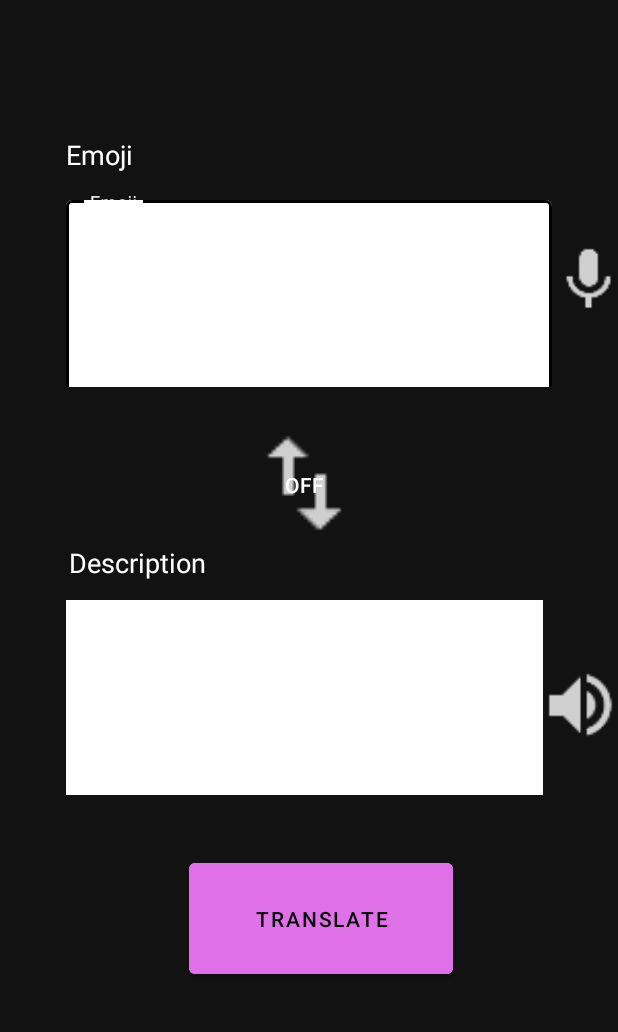
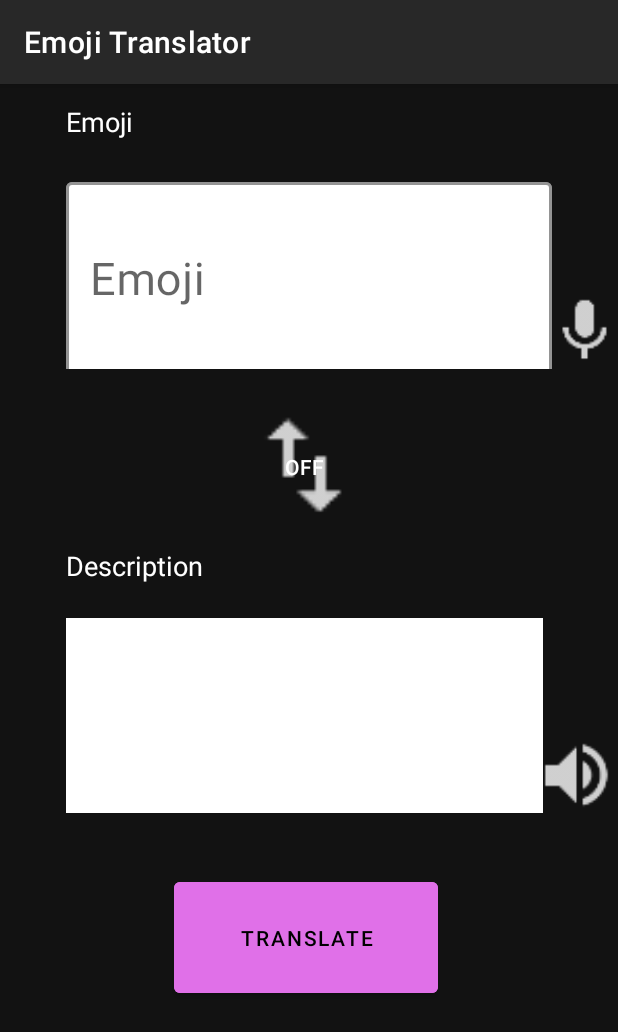
Before and after one commit to nadine193/emoji_translator_android, an Android app: the screen it shows after launch (MainActivity), on a phone screen of 412 x 824 dp. Shown: the top 1032 px of the screen. Run offline under Robolectric (Android 15) with nearby library versions, the phone set to English and light mode, and no system bars.

Commit message:
cleaned up activity_main.xml

```diff
--- a/src/main/java/com/example/emojitranslator/MainActivity.java
+++ b/src/main/java/com/example/emojitranslator/MainActivity.java
@@ -32,6 +32,7 @@ import org.apache.commons.lang3.StringEscapeUtils;
 import java.io.BufferedReader;
 import java.io.IOException;
 import java.io.InputStreamReader;
+import java.lang.reflect.Array;
 import java.net.URL;
 import java.util.ArrayList;
 import java.util.Arrays;
@@ -153,7 +154,7 @@ public class MainActivity extends AppCompatActivity {
             }
         });
 
-        emojiList = (ListView) findViewById(R.id.emojiList);
+        // emojiList = (ListView) findViewById(R.id.emojiList);
 
     }
     @Override
@@ -173,12 +174,12 @@ public class MainActivity extends AppCompatActivity {
 
 
 
-    private class DescriptionTask extends AsyncTask<String, Void, List<String>> {
-        String error;
-        List<String> result;
+    private class DescriptionTask extends AsyncTask<String, Void, String> {
+        String result;
+
 
         @Override
-        protected List<String> doInBackground(String... urls) {
+        protected String doInBackground(String... urls) {
             URL url;
             try {
                 url = new URL(urls[0]);
@@ -190,21 +191,16 @@ public class MainActivity extends AppCompatActivity {
 
                 }
                 bufferedReader.close();
-                // split string into an array
-                String[] stringElements = string.split(",");
-                // add array to temporary list
-                result = Arrays.asList(stringElements);
-
+                result = string;
             } catch (IOException e){
                 e.printStackTrace();
-                error = e.toString();
+                result = e.toString();
             }
             return result;
         }
         @Override
-        protected void onPostExecute(List<String> result) {
-        // send result(list) to listview
-            outputField.setText(StringEscapeUtils.unescapeJava(String.valueOf(result)));
+        protected void onPostExecute(String result) {
+            outputField.setText(StringEscapeUtils.unescapeJava(result));
         }
     }
     private class TagTask extends AsyncTask<String, Void, List<String>> {
--- a/src/main/res/layout/activity_main.xml
+++ b/src/main/res/layout/activity_main.xml
@@ -1,23 +1,30 @@
 <?xml version="1.0" encoding="utf-8"?>
-<androidx.constraintlayout.widget.ConstraintLayout xmlns:android="http://schemas.android.com/apk/res/android"
+
+<ScrollView xmlns:android="http://schemas.android.com/apk/res/android"
     xmlns:app="http://schemas.android.com/apk/res-auto"
     xmlns:tools="http://schemas.android.com/tools"
+    android:id="@+id/scroll"
+    android:layout_width="match_parent"
+    android:layout_height="match_parent">
+
+
+<androidx.constraintlayout.widget.ConstraintLayout
     android:layout_width="match_parent"
     android:layout_height="match_parent"
     tools:context=".MainActivity">
 
-<!--    <com.google.android.material.appbar.AppBarLayout-->
-<!--        android:id="@+id/appBarLayout"-->
-<!--        android:layout_width="match_parent"-->
-<!--        android:layout_height="wrap_content"-->
-<!--        android:theme="@style/ToolbarStyle"-->
-<!--        app:layout_constraintTop_toTopOf="parent">-->
+  <com.google.android.material.appbar.AppBarLayout
+        android:id="@+id/appBarLayout"
+        android:layout_width="match_parent"
+        android:layout_height="wrap_content"
+        android:theme="@style/ToolbarStyle"
+        app:layout_constraintTop_toTopOf="parent">
 
-<!--        <androidx.appcompat.widget.Toolbar-->
-<!--            android:id="@+id/main_toolbar"-->
-<!--            android:layout_width="match_parent"-->
-<!--            android:layout_height="?attr/actionBarSize"-->
-<!--            app:title="@string/emoji_translator">-->
+       <androidx.appcompat.widget.Toolbar
+            android:id="@+id/main_toolbar"
+            android:layout_width="match_parent"
+            android:layout_height="?attr/actionBarSize"
+            app:title="@string/emoji_translator">
 
 <!--&lt;!&ndash;                <ImageButton&ndash;&gt;-->
 <!--&lt;!&ndash;                    android:id="@+id/settingsButton"&ndash;&gt;-->
@@ -34,9 +41,15 @@
 <!--&lt;!&ndash;                    />&ndash;&gt;-->
 
 
-<!--        </androidx.appcompat.widget.Toolbar>-->
+    </androidx.appcompat.widget.Toolbar>
 
-<!--    </com.google.android.material.appbar.AppBarLayout>-->
+</com.google.android.material.appbar.AppBarLayout>
+
+<RelativeLayout
+    android:layout_width="wrap_content"
+    android:layout_height="match_parent"
+    android:id="@+id/inputLayout"
+    app:layout_constraintTop_toBottomOf="@id/appBarLayout">
 
     <com.google.android.material.textfield.TextInputLayout
         android:id="@+id/inputTextField"
@@ -45,7 +58,7 @@
         android:layout_height="130dp"
         android:layout_marginStart="44dp"
         android:layout_marginLeft="44dp"
-        android:layout_marginTop="128dp"
+        android:layout_marginTop="60dp"
         android:layout_marginEnd="44dp"
         android:layout_marginRight="44dp"
         android:hint="@string/input_label_text"
@@ -54,46 +67,85 @@
         app:boxBackgroundColor="@color/primaryTextColor"
         app:layout_constraintEnd_toEndOf="parent"
         app:layout_constraintStart_toStartOf="parent"
-        app:layout_constraintTop_toTopOf="parent">
+        >
 
 
         <com.google.android.material.textfield.TextInputEditText
             android:layout_width="match_parent"
             android:layout_height="130dp"
             android:textColor="#000000"
-            android:textSize="30sp"/>
+            android:textSize="30sp" />
 
     </com.google.android.material.textfield.TextInputLayout>
 
+    <ImageView
+        android:id="@+id/sttButton"
+        android:layout_width="50dp"
+        android:layout_height="50dp"
+        android:layout_alignEnd="@+id/inputTextField"
+        android:layout_alignRight="@+id/inputTextField"
+        android:layout_alignParentBottom="true"
+        android:layout_marginTop="80dp"
+        android:layout_marginEnd="-47dp"
+        android:layout_marginRight="-47dp"
+        android:layout_marginBottom="36dp"
+        android:contentDescription="@string/textToSpeech"
+        android:src="@drawable/ic_stt"
+        android:visibility="visible"
+        app:layout_constraintStart_toEndOf="@+id/inputTextField"
+        app:layout_constraintTop_toTopOf="parent" />
+
+    <EditText
+            android:id="@+id/inputHeading"
+            android:layout_width="100dp"
+            android:layout_height="50dp"
+            android:layout_marginStart="44dp"
+            android:layout_marginLeft="44dp"
+            android:background="@android:color/transparent"
+            app:layout_constraintBottom_toTopOf="@+id/inputTextField"
+            app:layout_constraintStart_toStartOf="parent"
+            android:textColor="#ffffff"
+        />
+</RelativeLayout>
+
+<RelativeLayout
+    android:layout_width="match_parent"
+    android:layout_height="wrap_content"
+    android:id="@+id/toggleLayout"
+    app:layout_constraintTop_toBottomOf="@id/inputLayout">
 
     <ToggleButton
         android:id="@+id/switch_button"
         android:layout_width="86dp"
         android:layout_height="82dp"
+        android:layout_alignParentTop="true"
         android:layout_marginStart="160dp"
         android:layout_marginLeft="160dp"
         android:layout_marginTop="24dp"
         android:background="@drawable/ic_swap_white"
         android:contentDescription="@string/switch_button"
         app:layout_constraintStart_toStartOf="parent"
-        app:layout_constraintTop_toBottomOf="@+id/inputTextField" />
+        app:layout_constraintTop_toBottomOf="parent" />
 
+</RelativeLayout>
 
     <RelativeLayout
-        android:id="@+id/relativeLayout"
-        android:layout_width="318dp"
-        android:layout_height="130dp"
-        android:layout_marginStart="44dp"
-        android:layout_marginLeft="44dp"
-        android:layout_marginTop="36dp"
-        app:layout_constraintStart_toStartOf="parent"
-        app:layout_constraintTop_toBottomOf="@id/switch_button">
+        android:id="@+id/outputLayout"
+        android:layout_width="match_parent"
+        android:layout_height="match_parent"
+        app:layout_constraintTop_toBottomOf="@id/toggleLayout">
 
         <EditText
             android:id="@+id/outputTextField"
             style="@style/OutputLayoutStyle"
             android:layout_width="318dp"
             android:layout_height="130dp"
+            android:layout_alignParentStart="true"
+            android:layout_alignParentLeft="true"
+            android:layout_alignParentTop="true"
+            android:layout_marginStart="44dp"
+            android:layout_marginLeft="44dp"
+            android:layout_marginTop="60dp"
             android:background="#ffffff"
             android:hint="@string/output_label_text"
             android:textColor="#000000"
@@ -105,76 +157,58 @@
             app:layout_constraintStart_toStartOf="parent"
             app:layout_constraintTop_toTopOf="parent" />
 
+        <ImageView
+            android:id="@+id/ttsButton"
+            android:layout_width="50dp"
+            android:layout_height="50dp"
+            android:contentDescription="@string/textToSpeech"
+            android:src="@drawable/ic_tts"
+            android:visibility="visible"
+            android:layout_alignEnd="@+id/outputTextField"
+            android:layout_alignRight="@+id/outputTextField"
+            android:layout_alignParentBottom="true"
+            android:layout_marginTop="80dp"
+            android:layout_marginEnd="-47dp"
+            android:layout_marginRight="-47dp"
+            android:layout_marginBottom="36dp"/>
+
+        <EditText
+            android:id="@+id/outputHeading"
+            android:layout_width="100dp"
+            android:layout_height="50dp"
+            android:layout_marginStart="44dp"
+            android:layout_marginLeft="44dp"
+            android:layout_marginBottom="20dp"
+            android:background="@android:color/transparent"
+            android:contentDescription="@string/output_label_text"
+            android:textColor="#ffffff"
+            app:layout_constraintBottom_toTopOf="@+id/outputTextField"
+            app:layout_constraintStart_toStartOf="parent" />
+
+
     </RelativeLayout>
 
-    <Button
-        android:id="@+id/translateButton"
-        android:layout_width="176dp"
-        android:layout_height="86dp"
-        android:layout_marginStart="126dp"
-        android:layout_marginLeft="126dp"
-        android:layout_marginTop="39dp"
-        android:backgroundTint="@color/colorPrimary"
-        android:text="@string/translate_button"
-        app:layout_constraintStart_toStartOf="parent"
-        app:layout_constraintTop_toBottomOf="@+id/relativeLayout" />
 
-    <ImageView
-        android:id="@+id/sttButton"
-        android:layout_width="50dp"
-        android:layout_height="50dp"
-        android:layout_alignEnd="@+id/inputTextField"
-        android:layout_alignRight="@+id/inputTextField"
-        android:layout_alignParentBottom="true"
-        android:layout_marginTop="162dp"
-        android:contentDescription="@string/textToSpeech"
-        android:src="@drawable/ic_stt"
-        android:visibility="visible"
-        app:layout_constraintStart_toEndOf="@+id/inputTextField"
-        app:layout_constraintTop_toTopOf="parent" />
+    <RelativeLayout
+        android:id="@+id/translateLayout"
+        android:layout_width="match_parent"
+        android:layout_height="match_parent"
+        app:layout_constraintTop_toBottomOf="@id/outputLayout">
 
-    <ImageView
-        android:id="@+id/ttsButton"
-        android:layout_width="50dp"
-        android:layout_height="50dp"
-        android:layout_marginTop="81dp"
-        android:contentDescription="@string/textToSpeech"
-        android:src="@drawable/ic_tts"
-        android:visibility="visible"
-        app:layout_constraintStart_toEndOf="@+id/relativeLayout"
-        app:layout_constraintTop_toBottomOf="@+id/switch_button" />
-
-    <EditText
-        android:id="@+id/outputHeading"
-        android:layout_width="100dp"
-        android:layout_height="50dp"
-        android:layout_marginStart="46dp"
-        android:layout_marginLeft="46dp"
-        android:contentDescription="@string/output_label_text"
-        android:textColor="#ffffff"
-        android:background="@android:color/transparent"
-        app:layout_constraintBottom_toTopOf="@+id/relativeLayout"
-        app:layout_constraintStart_toStartOf="parent" />
-
-    <EditText
-        android:id="@+id/inputHeading"
-        android:layout_width="100dp"
-        android:layout_height="50dp"
-        android:layout_marginStart="44dp"
-        android:layout_marginLeft="44dp"
-        android:background="@android:color/transparent"
-        app:layout_constraintBottom_toTopOf="@+id/inputTextField"
-        app:layout_constraintStart_toStartOf="parent"
-        android:textColor="#ffffff"
-        />
-
-    <ListView
-        android:id="@+id/emojiList"
-        android:layout_width="318dp"
-        android:layout_height="71dp"
-        android:layout_marginStart="44dp"
-        android:layout_marginLeft="44dp"
-        app:layout_constraintStart_toStartOf="parent"
-        app:layout_constraintTop_toBottomOf="@+id/translateButton" />
+        <Button
+            android:id="@+id/translateButton"
+            android:layout_width="176dp"
+            android:layout_height="86dp"
+            android:layout_alignParentStart="true"
+            android:layout_alignParentLeft="true"
+            android:layout_alignParentTop="true"
+            android:layout_marginStart="116dp"
+            android:layout_marginLeft="116dp"
+            android:layout_marginTop="40dp"
+            android:backgroundTint="@color/colorPrimary"
+            android:text="@string/translate_button"
+            app:layout_constraintStart_toStartOf="parent" />
+    </RelativeLayout>
 
 </androidx.constraintlayout.widget.ConstraintLayout>
+</ScrollView>
--- a/src/main/res/layout/listview_activity.xml
+++ b/src/main/res/layout/listview_activity.xml
@@ -5,5 +5,6 @@
     android:layout_height="fill_parent"
     android:padding="10dip"
     android:textSize="16dip"
-    android:textStyle="bold" >
+    android:textStyle="bold"
+    android:textColor="#000">
 </TextView>
```
